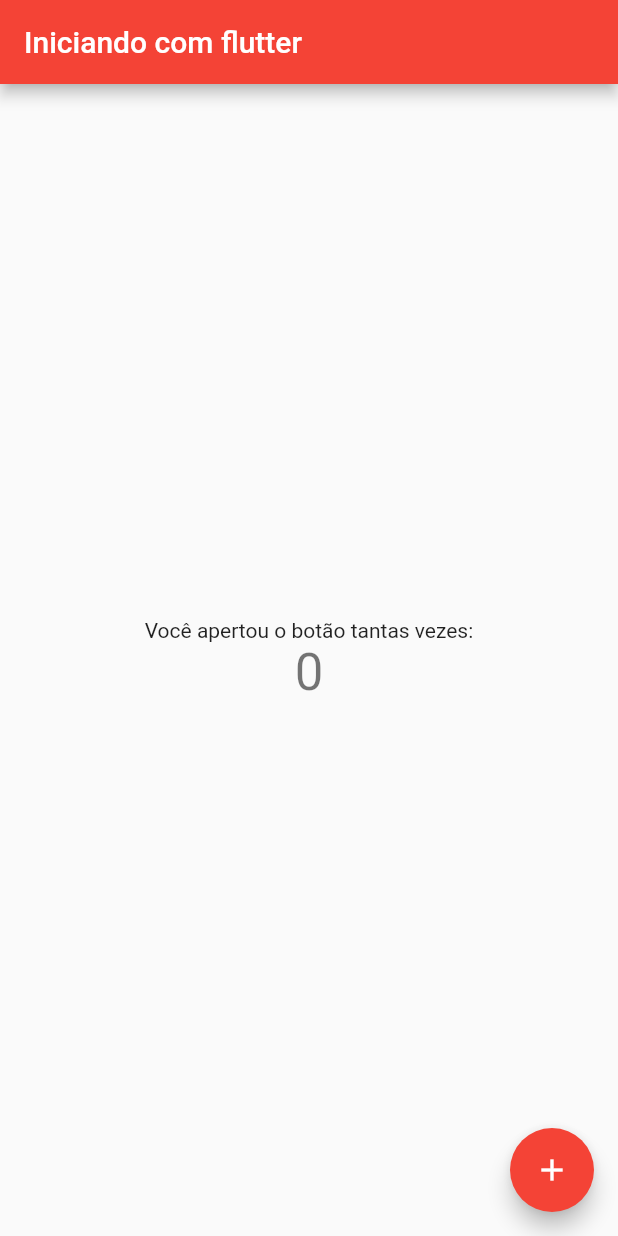
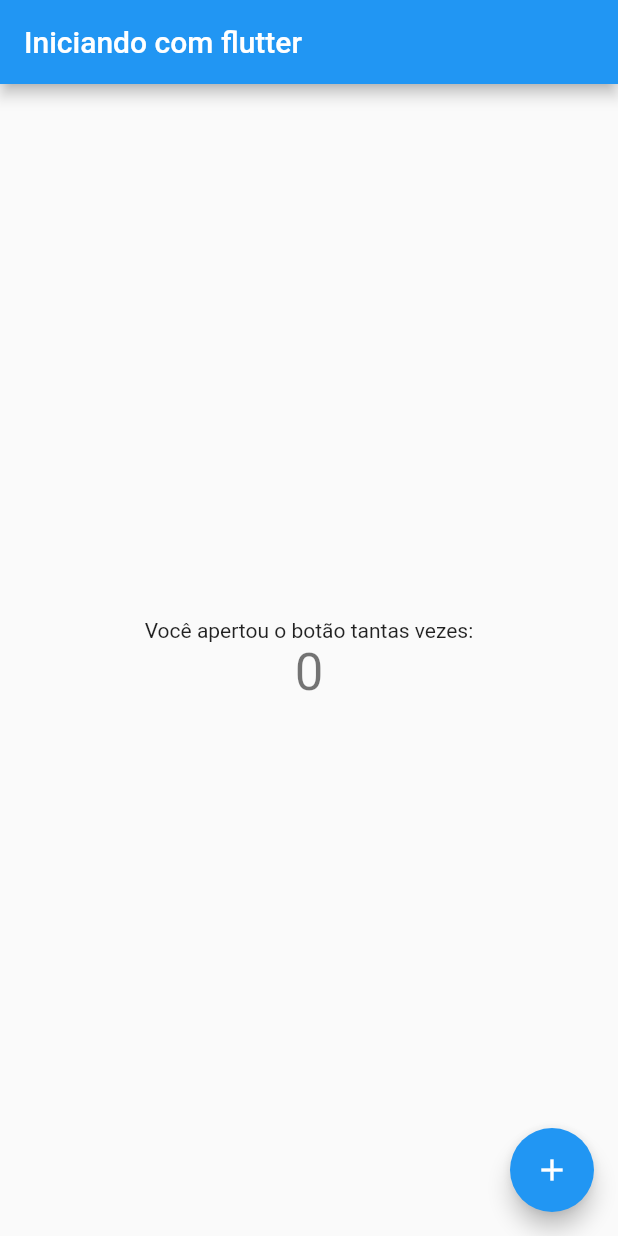
Before and after one commit to mrdouglasmorais/flutter, a Flutter app: the screen it shows after launch, on a phone screen of 412 x 824 dp. Run offline on Flutter 3.47's test engine with Material 2 defaults, Android fonts, the light colour scheme and no system bars.

Commit message:
Color ajustments

```diff
--- a/lib/main.dart
+++ b/lib/main.dart
@@ -11,7 +11,7 @@ class MyApp extends StatelessWidget {
     return MaterialApp(
       title: 'Flutter Demo',
       theme: ThemeData(
-        primarySwatch: Colors.red,
+        primarySwatch: Colors.blue,
       ),
       home: MyHomePage(title: 'Iniciando com flutter'),
     );
```
